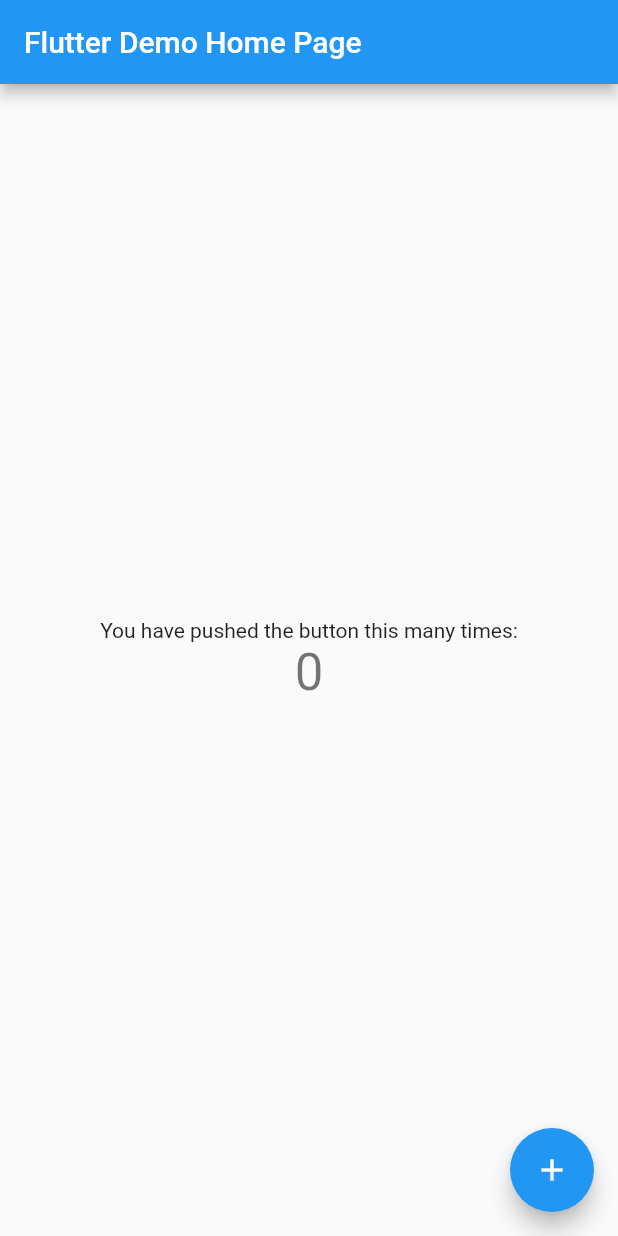
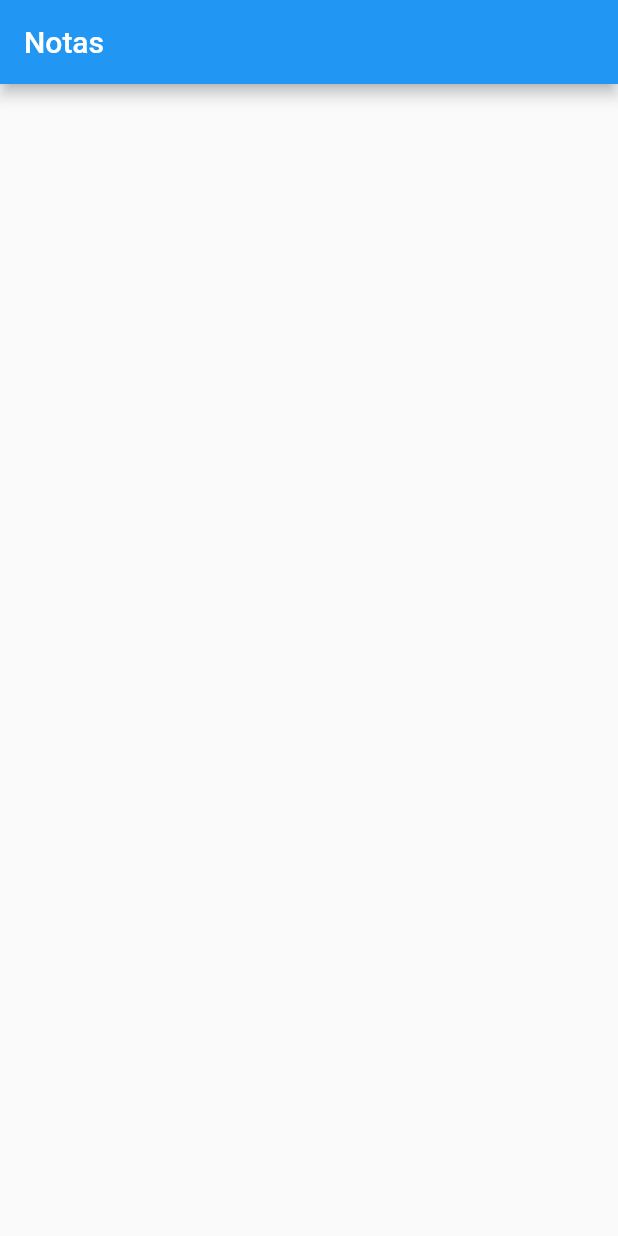
Before and after one commit to JuanDubowez/AppMobile, a Flutter app: the screen it shows after launch, on a phone screen of 412 x 824 dp. Run offline on Flutter 3.47's test engine with Material 2 defaults, Android fonts, the phone set to English and light mode, and no system bars; our stand-ins replace firebase_database; accounts and stored records are empty.

Commit message:
get list from database

```diff
--- a/lib/main.dart
+++ b/lib/main.dart
@@ -1,5 +1,7 @@
 import 'package:flutter/material.dart';
 import 'package:firebase_database/firebase_database.dart';
+import 'package:application/model.dart';
+import 'package:application/vistas/todo.dart';
 
 void main() => runApp(MyApp());
 
@@ -7,84 +9,77 @@
   @override
   Widget build(BuildContext context) {
     return MaterialApp(
-      title: 'Flutter Demo',
+      title: 'Aplicacion de Juan',
       theme: ThemeData(
         primarySwatch: Colors.blue,
       ),
-      home: MyHomePage(title: 'Flutter Demo Home Page'),
+      home: MyHomePage(),
     );
   }
 }
 
 class MyHomePage extends StatefulWidget {
-  MyHomePage({Key key, this.title}) : super(key: key);
-
-  final String title;
+  MyHomePage({Key key}) : super(key: key);
 
   @override
   _MyHomePageState createState() => _MyHomePageState();
 }
 
 class _MyHomePageState extends State<MyHomePage> {
-  int _counter = 0;
-
-  final databaseReference = FirebaseDatabase.instance.reference();
-
-  void _incrementCounter() {
-    setState(() {
-      _counter++;
-    });
-  }
-
-  void createRecord(){
-    databaseReference.child("1").set({
-      'title': 'Mastering EJB',
-      'description': 'Programming Guide for J2EE'
-    });
-  }
-
-  void getData(){
-    databaseReference.once().then((DataSnapshot snapshot) {
-      print(snapshot.value);
-    });
-  }
-
-  void updateData(){
-    databaseReference.child('1').update({
-      'description': 'SKEREE'
-    });
-  }
-
+  List<Categoria> listaCategorias = List<Categoria>();
 
   @override
   Widget build(BuildContext context) {
-    createRecord();
-    getData();
-    updateData();
-    getData();
-
+    listaCategorias.clear();
+    Future<DataSnapshot> databaseReference =
+        FirebaseDatabase.instance.reference().once();
     return Scaffold(
       appBar: AppBar(
-        title: Text(widget.title),
+        title: Text("Notas"),
       ),
-      body: Center(
-        child: Column(
-          mainAxisAlignment: MainAxisAlignment.center,
-          children: <Widget>[
-            Text(
-              'You have pushed the button this many times:',
-            ),
-            Text(
-              '$_counter',
-              style: Theme.of(context).textTheme.display1,
-            ),
-          ],
+      body: Container(
+        child: FutureBuilder(
+          future: databaseReference.then((DataSnapshot snapshot) {
+            snapshot.value.forEach((key, value) {
+              listaCategorias.add(Categoria(key));
+            });
+          }),
+          builder: (BuildContext context, AsyncSnapshot snapshot) {
+            if (snapshot.connectionState == ConnectionState.done) {
+              return ListView.builder(
+                  itemCount: listaCategorias.length,
+                  itemBuilder: (BuildContext ctxt, int index) {
+                    return Container(
+                      margin: EdgeInsets.all(10),
+                      decoration: BoxDecoration(
+                        border: Border.all(),
+                        borderRadius: BorderRadius.all(Radius.circular(10.0)),
+                      ),
+                      child: ListTile(
+                        title: Text(
+                            listaCategorias[index].titulo[0].toUpperCase() +
+                                listaCategorias[index].titulo.substring(1)),
+                        onTap: () {
+                          Navigator.push(
+                            context,
+                            MaterialPageRoute(
+                              builder: (context) => ToDoPage(
+                                child: listaCategorias[index].titulo,
+                              ),
+                            ),
+                          );
+                        },
+                      ),
+                    );
+                  });
+            }
+            return Center(
+              child: Container(
+                child: CircularProgressIndicator(),
+              ),
+            );
+          },
         ),
-      ),
-      floatingActionButton: FloatingActionButton(
-        onPressed: _incrementCounter,
-        tooltip: 'Increment',
-        child: Icon(Icons.add),
       ),
     );
   }
--- /dev/null
+++ b/lib/model.dart
@@ -0,0 +1,12 @@
+class Item {
+  String texto;
+  String id;
+
+  Item(this.id, this.texto);
+}
+
+class Categoria {
+  String titulo;
+
+  Categoria(this.titulo);
+}
```
Also changed, not shown: lib/vistas/todo.dart (added, +54 -0 lines), 1 other file.
